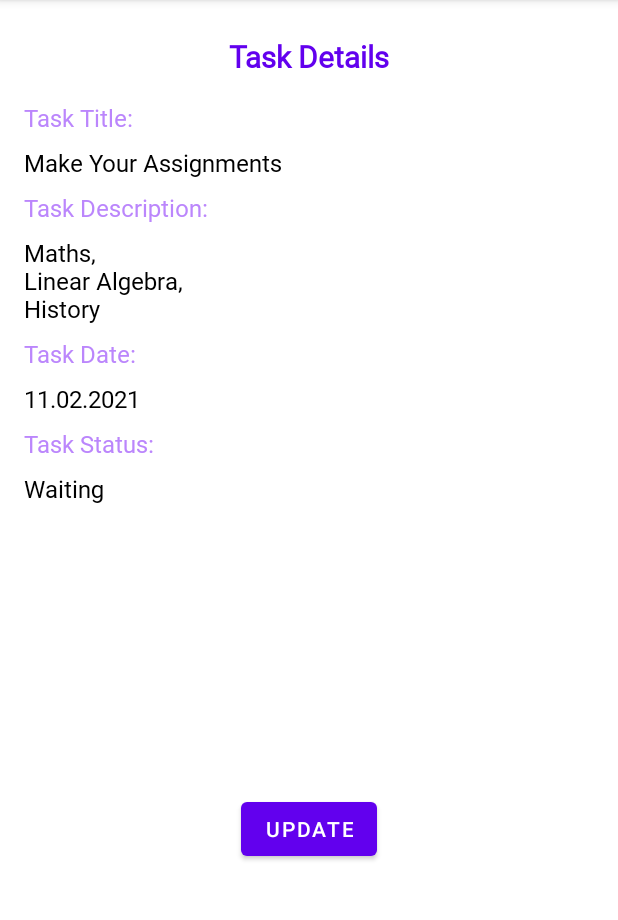
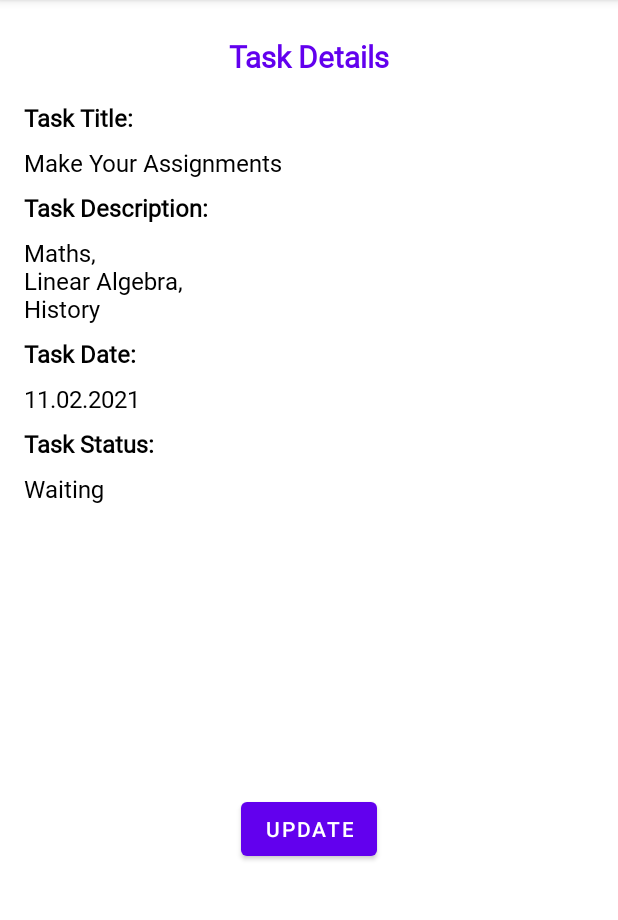
Before and after one commit to rebahozkoc/TODO-App, an Android app: the screen it shows after launch (DetailActivity), after a tap on "BUTTON", on a phone screen of 412 x 824 dp, the part 84-1004 px from its top. Run offline under Robolectric (Android 15) with nearby library versions, the phone set to English and light mode, and no system bars.

Commit message:
Created clickListener for RecylerView items, started to use view binding

```diff
--- a/app/build.gradle
+++ b/app/build.gradle
@@ -30,7 +30,9 @@ android {
     kotlinOptions {
         jvmTarget = '1.8'
     }
-
+    buildFeatures {
+        viewBinding true
+    }
 }
 
 dependencies {
--- a/app/src/main/java/com/example/todoapp/ui/detail/DetailActivity.kt
+++ b/app/src/main/java/com/example/todoapp/ui/detail/DetailActivity.kt
@@ -7,11 +7,15 @@ import android.os.Bundle
 import android.widget.Button
 import android.widget.TextView
 import com.example.todoapp.R
+import com.example.todoapp.databinding.ActivityCreateBinding
+import com.example.todoapp.databinding.ActivityDetailBinding
 import com.example.todoapp.model.TodoModel
 import com.example.todoapp.model.TodoState
 import com.example.todoapp.ui.create.CreateActivity
 
 class DetailActivity : AppCompatActivity() {
+
+    private lateinit var binding: ActivityDetailBinding
 
     val todoModel = TodoModel(
         "Make Your Assignments",
@@ -22,10 +26,14 @@ class DetailActivity : AppCompatActivity() {
 
     override fun onCreate(savedInstanceState: Bundle?) {
         super.onCreate(savedInstanceState)
-        setContentView(R.layout.activity_detail)
+        binding = ActivityDetailBinding.inflate(layoutInflater)
+        val view = binding.root
+        //setContentView(R.layout.activity_detail)
+        setContentView(view)
         updateUI(todoModel)
 
-        val clickableText =findViewById<Button>(R.id.updateButton)
+        //val clickableText =findViewById<Button>(R.id.updateButton)
+        val clickableText = binding.updateButton
         clickableText.setOnClickListener { CreateActivity.open(this) }
 
     }
@@ -39,10 +47,17 @@ class DetailActivity : AppCompatActivity() {
     }
 
     fun updateUI(todoModel: TodoModel) {
-        val taskTitleContent = findViewById<TextView>(R.id.taskTitleContent)
-        val taskDescrpContent = findViewById<TextView>(R.id.taskDescrpContent)
-        val taskDate = findViewById<TextView>(R.id.taskDate)
-        val taskStatus = findViewById<TextView>(R.id.taskStatus)
+
+        //val taskTitleContent = findViewById<TextView>(R.id.taskTitleContent)
+        //val taskDescrpContent = findViewById<TextView>(R.id.taskDescrpContent)
+        //val taskDate = findViewById<TextView>(R.id.taskDate)
+        //val taskStatus = findViewById<TextView>(R.id.taskStatus)
+
+
+        val taskTitleContent = binding.taskTitleContent
+        val taskDescrpContent = binding.taskDescrpContent
+        val taskDate = binding.taskDate
+        val taskStatus = binding.taskStatus
 
         taskTitleContent.text = todoModel.title
         taskDescrpContent.text = todoModel.description
--- a/app/src/main/java/com/example/todoapp/ui/list/ListActivity.kt
+++ b/app/src/main/java/com/example/todoapp/ui/list/ListActivity.kt
@@ -1,45 +1,59 @@
 package com.example.todoapp.ui.list
 
+import android.content.Context
 import android.os.Bundle
 import android.view.LayoutInflater
 import android.view.View
 import android.view.ViewGroup
-import android.widget.Button
 import android.widget.ImageView
 import android.widget.TextView
+import android.widget.Toast
 import androidx.appcompat.app.AppCompatActivity
+import androidx.cardview.widget.CardView
 import androidx.recyclerview.widget.RecyclerView
-import com.google.android.material.floatingactionbutton.FloatingActionButton
 import com.example.todoapp.R
+import com.example.todoapp.databinding.ActivityListBinding
 import com.example.todoapp.model.TodoModel
 import com.example.todoapp.model.TodoState
 import com.example.todoapp.ui.create.CreateActivity
 import com.example.todoapp.ui.detail.DetailActivity
+import com.google.android.material.internal.ContextUtils.getActivity
+
 
 class ListActivity : AppCompatActivity() {
+
+    private lateinit var binding: ActivityListBinding
+
     override fun onCreate(savedInstanceState: Bundle?) {
         super.onCreate(savedInstanceState)
-        setContentView(R.layout.activity_list)
+        binding = ActivityListBinding.inflate(layoutInflater)
+        val view = binding.root
+        setContentView(view)
 
-        val addNoteButton = findViewById<FloatingActionButton>(R.id.addNoteButton)
+        val addNoteButton = binding.addNoteButton
         addNoteButton.setOnClickListener{CreateActivity.open(this)}
 
-        val clickableText =findViewById<Button>(R.id.taskDetail)
+        val clickableText = binding.taskDetail
         clickableText.setOnClickListener { DetailActivity.open(this) }
-        val adapter = TodoAdapter()
-        val todoList = findViewById<RecyclerView>(R.id.todo_list)
+
+        val adapter = TodoAdapter(this)
+        val todoList = binding.todoList
         todoList.adapter = adapter
     }
+
+
 }
 
-class TodoAdapter: RecyclerView.Adapter<TodoAdapter.ViewHolder>() {
-    var data =  listOf<TodoModel>(TodoModel("Make Assignments", "Description 1", "02/01/2021", TodoState.Waiting),
+class TodoAdapter(context: Context): RecyclerView.Adapter<TodoAdapter.ViewHolder>() {
+    val contextVal = context
+
+    private var data =  listOf(TodoModel("Make Assignments", "Description 1", "02/01/2021", TodoState.Waiting),
         TodoModel("Clean the house", "Description 2", "02/06/2021", TodoState.Failed),
         TodoModel("Go Shopping", "Description 3", "04/01/2021", TodoState.InProcess),
         TodoModel("Make Assignments2", "0", "21/01/2021", TodoState.Waiting),
         TodoModel("Clean the house2", "x", "12/01/2021", TodoState.Todo),
         TodoModel("Go Shopping2", "x", "02/02/2021", TodoState.InProcess),
-        TodoModel("Make Assignments3", "0", "3", TodoState.Finished),
+        TodoModel("Make Assignments3", "0", "02/12/2021", TodoState.Finished),
         TodoModel("Clean the house3", "x", "y", TodoState.Todo),
         TodoModel("Go Shopping3", "x", "y", TodoState.InProcess),
         TodoModel("Make Assignments4", "0", "3", TodoState.Failed),
@@ -77,7 +91,6 @@ class TodoAdapter: RecyclerView.Adapter<TodoAdapter.ViewHolder>() {
     override fun getItemCount() = data.size
     override fun onBindViewHolder(holder: ViewHolder, position: Int) {
         val item = data[position]
-        val res = holder.itemView.context.resources
         holder.taskTitle.text = item.title
         holder.taskDate.text = item.createdDate
         holder.statusImage.setImageResource(when (item.status){
@@ -87,8 +100,14 @@ class TodoAdapter: RecyclerView.Adapter<TodoAdapter.ViewHolder>() {
             TodoState.Todo -> R.drawable.ic_status_teal
             TodoState.Waiting -> R.drawable.ic_status_yellow
         })
+        /*
+        holder.listCard.setOnClickListener {Toast.makeText(getActivity(contextVal), item.title,
+            Toast.LENGTH_LONG).show();
+        }*/
+        holder.listCard.setOnClickListener{DetailActivity.open(contextVal)}
 
     }
+
     override fun onCreateViewHolder(parent: ViewGroup, viewType: Int): ViewHolder {
         val layoutInflater = LayoutInflater.from(parent.context)
         val view = layoutInflater
@@ -96,10 +115,11 @@ class TodoAdapter: RecyclerView.Adapter<TodoAdapter.ViewHolder>() {
         return ViewHolder(view)
 
     }
-    class ViewHolder(itemView: View) : RecyclerView.ViewHolder(itemView){
+    inner class ViewHolder(itemView: View) : RecyclerView.ViewHolder(itemView){
         val taskTitle = itemView.findViewById<TextView>(R.id.task_title)
         val taskDate = itemView.findViewById<TextView>(R.id.task_date)
         val statusImage = itemView.findViewById<ImageView>(R.id.task_status)
+        val listCard = itemView.findViewById<CardView>(R.id.list_card)
     }
 
 
--- a/app/src/main/res/layout/list_item_task.xml
+++ b/app/src/main/res/layout/list_item_task.xml
@@ -1,5 +1,6 @@
 <?xml version="1.0" encoding="utf-8"?>
 <androidx.cardview.widget.CardView
+    android:id="@+id/list_card"
     xmlns:card_view="http://schemas.android.com/apk/res-auto"
     xmlns:android="http://schemas.android.com/apk/res/android"
     xmlns:tools="http://schemas.android.com/tools"
--- a/app/src/main/res/values/styles.xml
+++ b/app/src/main/res/values/styles.xml
@@ -17,8 +17,9 @@
         <item name="android:paddingTop">8dp</item>
         <item name="android:layout_marginStart">16dp</item>
         <item name="android:layout_marginEnd">16dp</item>
-        <item name="android:textColor">@color/purple_200</item>
+        <item name="android:textColor">@color/black</item>
         <item name="android:textSize">16sp</item>
+        <item name="android:textStyle">bold</item>
     </style>
 
     <style name="bodyStyle">
```
Also changed, not shown: app/src/main/java/com/example/todoapp/ui/create/CreateActivity.kt (+14 -5 lines), app/src/main/res/layout/test_layout.xml (deleted, +0 -49 lines).
